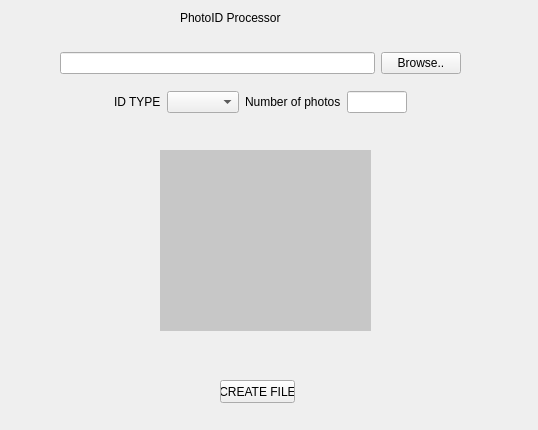
The window that photo_processor.ui (de-110/PhotoID-Processor) describes before a commit, drawn with Qt 5.
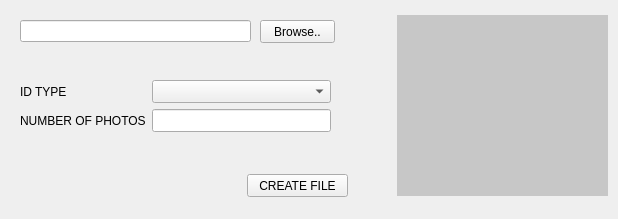
The same window after the commit.

The edit to the form file:
```diff
--- a/photo_processor.ui
+++ b/photo_processor.ui
@@ -6,41 +6,37 @@
    <rect>
     <x>0</x>
     <y>0</y>
-    <width>538</width>
-    <height>430</height>
+    <width>618</width>
+    <height>219</height>
    </rect>
   </property>
   <property name="windowTitle">
    <string>MainWindow</string>
   </property>
+  <property name="styleSheet">
+   <string notr="true">QMainWindow {
+	font: 10pt &quot;Tahoma&quot;;
+}
+QLabel, QPushButton{
+	font: 700 9pt &quot;Tahoma&quot;;
+}</string>
+  </property>
   <widget class="QWidget" name="centralwidget">
-   <widget class="QLabel" name="label_2">
-    <property name="geometry">
-     <rect>
-      <x>180</x>
-      <y>10</y>
-      <width>181</width>
-      <height>16</height>
-     </rect>
-    </property>
-    <property name="styleSheet">
-     <string notr="true">QLabel {
-	font: 700 14pt &quot;Tahoma&quot;;
-}</string>
-    </property>
-    <property name="text">
-     <string>PhotoID Processor</string>
-    </property>
-   </widget>
    <widget class="QLabel" name="preview_img">
     <property name="geometry">
      <rect>
-      <x>160</x>
-      <y>150</y>
+      <x>397</x>
+      <y>15</y>
       <width>211</width>
       <height>181</height>
      </rect>
     </property>
+    <property name="sizePolicy">
+     <sizepolicy hsizetype="Fixed" vsizetype="Fixed">
+      <horstretch>0</horstretch>
+      <verstretch>0</verstretch>
+     </sizepolicy>
+    </property>
     <property name="styleSheet">
      <string notr="true">QLabel {
 	
@@ -51,17 +47,43 @@
      <string/>
     </property>
    </widget>
-   <widget class="QPushButton" name="process_button">
+   <widget class="QPushButton" name="browse_button">
     <property name="geometry">
      <rect>
-      <x>220</x>
-      <y>380</y>
+      <x>260</x>
+      <y>20</y>
       <width>75</width>
       <height>23</height>
      </rect>
     </property>
     <property name="styleSheet">
-     <string notr="true">font: 9pt &quot;Tahoma&quot;;</string>
+     <string notr="true"/>
+    </property>
+    <property name="text">
+     <string>Browse..</string>
+    </property>
+   </widget>
+   <widget class="QLineEdit" name="img_path">
+    <property name="geometry">
+     <rect>
+      <x>20</x>
+      <y>20</y>
+      <width>231</width>
+      <height>22</height>
+     </rect>
+    </property>
+   </widget>
+   <widget class="QPushButton" name="process_button">
+    <property name="geometry">
+     <rect>
+      <x>247</x>
+      <y>174</y>
+      <width>101</width>
+      <height>23</height>
+     </rect>
+    </property>
+    <property name="styleSheet">
+     <string notr="true"/>
     </property>
     <property name="text">
      <string>CREATE FILE</string>
@@ -70,101 +92,54 @@
    <widget class="QWidget" name="">
     <property name="geometry">
      <rect>
-      <x>60</x>
-      <y>50</y>
-      <width>401</width>
-      <height>26</height>
+      <x>20</x>
+      <y>80</y>
+      <width>311</width>
+      <height>52</height>
      </rect>
     </property>
     <layout class="QGridLayout" name="gridLayout">
      <item row="0" column="0">
-      <widget class="QLineEdit" name="img_path"/>
-     </item>
-     <item row="0" column="1">
-      <widget class="QPushButton" name="browse_button">
-       <property name="styleSheet">
-        <string notr="true">font: 9pt &quot;Tahoma&quot;;</string>
-       </property>
-       <property name="text">
-        <string>Browse..</string>
-       </property>
-      </widget>
-     </item>
-    </layout>
-   </widget>
-   <widget class="QWidget" name="">
-    <property name="geometry">
-     <rect>
-      <x>60</x>
-      <y>90</y>
-      <width>401</width>
-      <height>24</height>
-     </rect>
-    </property>
-    <layout class="QGridLayout" name="gridLayout_2">
-     <item row="0" column="1">
-      <widget class="QLabel" name="id_type_label">
-       <property name="styleSheet">
-        <string notr="true">font: 10pt &quot;Tahoma&quot;;</string>
-       </property>
+      <widget class="QLabel" name="label">
        <property name="text">
         <string>ID TYPE</string>
        </property>
       </widget>
      </item>
-     <item row="0" column="3">
-      <widget class="QLabel" name="num_photos_label">
-       <property name="styleSheet">
-        <string notr="true">font: 10pt &quot;Tahoma&quot;;</string>
+     <item row="0" column="1">
+      <widget class="QComboBox" name="id_type">
+       <property name="sizePolicy">
+        <sizepolicy hsizetype="Preferred" vsizetype="Expanding">
+         <horstretch>0</horstretch>
+         <verstretch>0</verstretch>
+        </sizepolicy>
        </property>
+      </widget>
+     </item>
+     <item row="1" column="0">
+      <widget class="QLabel" name="label_2">
        <property name="text">
-        <string>Number of photos</string>
+        <string>NUMBER OF PHOTOS</string>
        </property>
       </widget>
      </item>
-     <item row="0" column="2">
-      <widget class="QComboBox" name="id_type"/>
-     </item>
-     <item row="0" column="0">
-      <spacer name="horizontalSpacer_2">
-       <property name="orientation">
-        <enum>Qt::Horizontal</enum>
-       </property>
-       <property name="sizeHint" stdset="0">
-        <size>
-         <width>40</width>
-         <height>20</height>
-        </size>
-       </property>
-      </spacer>
-     </item>
-     <item row="0" column="5">
-      <spacer name="horizontalSpacer_3">
-       <property name="orientation">
-        <enum>Qt::Horizontal</enum>
-       </property>
-       <property name="sizeHint" stdset="0">
-        <size>
-         <width>40</width>
-         <height>20</height>
-        </size>
-       </property>
-      </spacer>
-     </item>
-     <item row="0" column="4">
+     <item row="1" column="1">
       <widget class="QLineEdit" name="num_of_photos">
        <property name="sizePolicy">
-        <sizepolicy hsizetype="Expanding" vsizetype="Fixed">
+        <sizepolicy hsizetype="Expanding" vsizetype="Expanding">
          <horstretch>0</horstretch>
          <verstretch>0</verstretch>
         </sizepolicy>
        </property>
        <property name="maximumSize">
         <size>
-         <width>60</width>
+         <width>16777215</width>
          <height>16777215</height>
         </size>
        </property>
+       <property name="alignment">
+        <set>Qt::AlignLeading|Qt::AlignLeft|Qt::AlignVCenter</set>
+       </property>
       </widget>
      </item>
     </layout>
```
